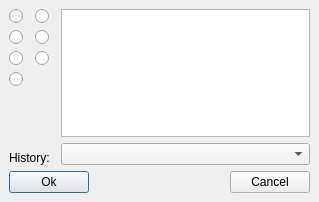
BackupTheBerlios/qxygen-svn, file src/descrdialog.ui: the form before one commit.
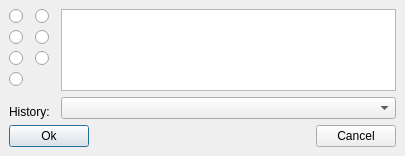
The form after the commit. Custom widgets are drawn as their Qt base class.

Diff of the .ui file:
```diff
--- a/src/descrdialog.ui
+++ b/src/descrdialog.ui
@@ -8,8 +8,8 @@
    <rect>
     <x>0</x>
     <y>0</y>
-    <width>319</width>
-    <height>202</height>
+    <width>405</width>
+    <height>156</height>
    </rect>
   </property>
   <property name="windowTitle" >
```
